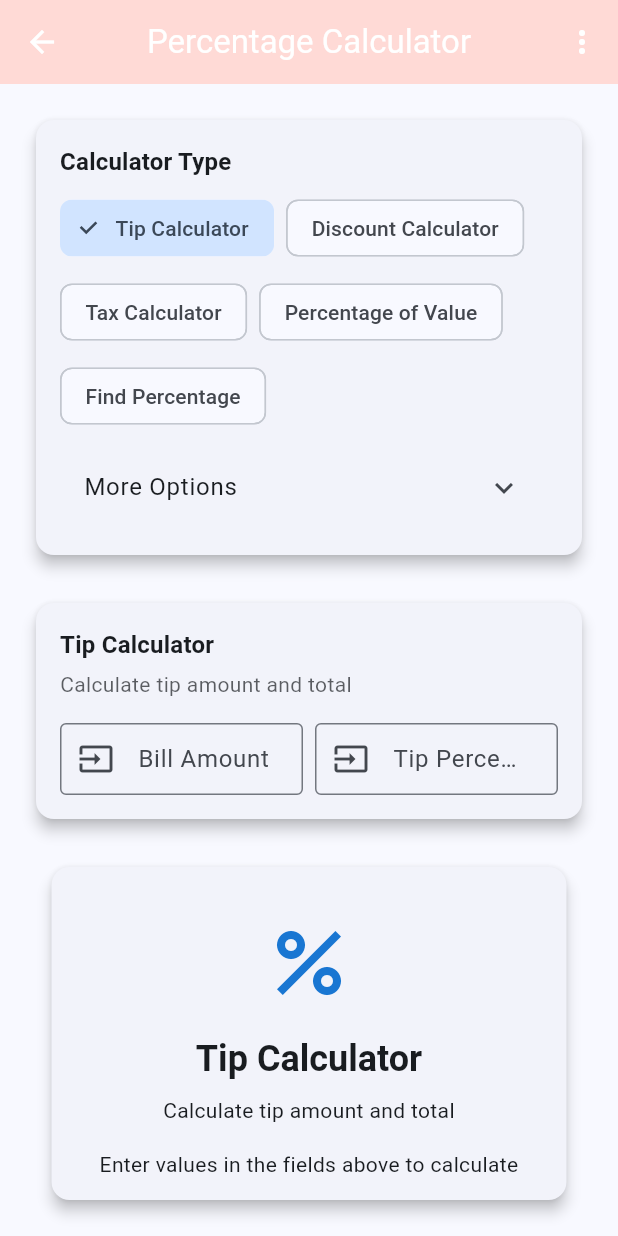
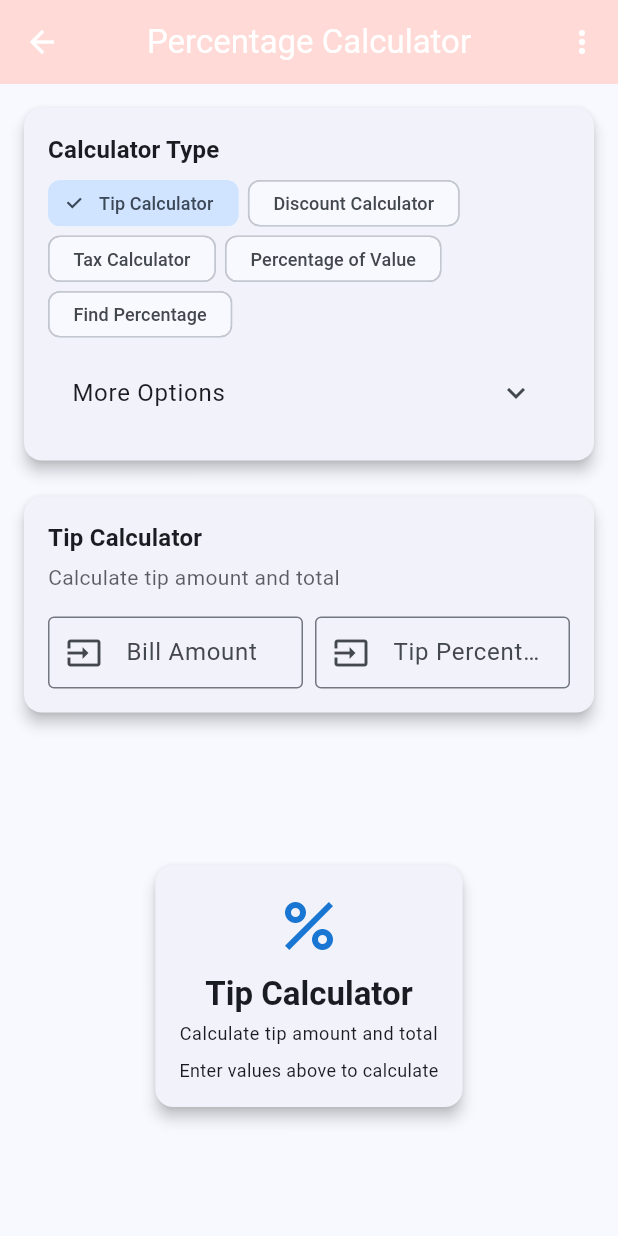
Before and after one commit to totowolf2/vibe-everyday-helper, a Flutter app: the _PercentageCalculatorView screen opened directly, after a tap on "Tip Calculator", on a phone screen of 412 x 824 dp. Run offline on Flutter 3.47's test engine with Material 3 defaults, Android fonts, the phone set to English and light mode, and no system bars; our stand-ins replace introduction_screen, math_expressions.

Commit message:
fix size

```diff
--- a/everyday_helper_app/lib/features/mathematics/presentation/pages/percentage_calculator_screen.dart
+++ b/everyday_helper_app/lib/features/mathematics/presentation/pages/percentage_calculator_screen.dart
@@ -2,6 +2,7 @@ import 'package:flutter/material.dart';
 import 'package:provider/provider.dart';
 import '../view_models/percentage_calculator_view_model.dart';
 import '../../../../shared/constants/app_constants.dart';
+import 'package:flutter/services.dart';
 
 class PercentageCalculatorScreen extends StatelessWidget {
   const PercentageCalculatorScreen({super.key});
@@ -31,10 +32,14 @@ class _PercentageCalculatorViewState extends State<_PercentageCalculatorView> {
   void initState() {
     super.initState();
     _value1Controller.addListener(() {
-      context.read<PercentageCalculatorViewModel>().updateValue1(_value1Controller.text);
+      context.read<PercentageCalculatorViewModel>().updateValue1(
+        _value1Controller.text,
+      );
     });
     _value2Controller.addListener(() {
-      context.read<PercentageCalculatorViewModel>().updateValue2(_value2Controller.text);
+      context.read<PercentageCalculatorViewModel>().updateValue2(
+        _value2Controller.text,
+      );
     });
   }
 
@@ -99,32 +104,45 @@ class _PercentageCalculatorViewState extends State<_PercentageCalculatorView> {
         ],
       ),
       body: SafeArea(
-        child: Padding(
-          padding: const EdgeInsets.all(AppConstants.defaultPadding),
+        child: Column(
+          children: [
+            // Fixed top section with type selector and input
+            Padding(
+              padding: const EdgeInsets.all(AppConstants.defaultMargin),
               child: Column(
                 children: [
                   // Calculator Type Selector
                   _buildTypeSelector(context),
-              const SizedBox(height: AppConstants.defaultPadding),
+                  const SizedBox(height: AppConstants.defaultMargin),
                   // Input Section
                   _buildInputSection(context),
-              const SizedBox(height: AppConstants.defaultPadding),
-              // Results Section
+                ],
+              ),
+            ),
+            // Flexible results section
             Expanded(
               child: Consumer<PercentageCalculatorViewModel>(
                 builder: (context, viewModel, child) {
                   if (viewModel.hasError) {
-                      return _buildErrorDisplay(context, viewModel.errorMessage!);
+                    return Padding(
+                      padding: const EdgeInsets.all(AppConstants.defaultMargin),
+                      child: _buildErrorDisplay(
+                        context,
+                        viewModel.errorMessage!,
+                      ),
+                    );
                   } else if (viewModel.result.isNotEmpty) {
                     return _buildResultsDisplay(context, viewModel);
                   } else {
-                      return _buildInstructionsDisplay(context, viewModel);
+                    return Padding(
+                      padding: const EdgeInsets.all(AppConstants.defaultMargin),
+                      child: _buildInstructionsDisplay(context, viewModel),
+                    );
                   }
                 },
               ),
             ),
           ],
-          ),
         ),
       ),
     );
@@ -149,12 +167,17 @@ class _PercentageCalculatorViewState extends State<_PercentageCalculatorView> {
             Consumer<PercentageCalculatorViewModel>(
               builder: (context, viewModel, child) {
                 return Wrap(
-                  spacing: 8,
-                  runSpacing: 8,
-                  children: PercentageCalculatorViewModel.commonTypes.map((type) {
+                  spacing: 6,
+                  runSpacing: 6,
+                  children: PercentageCalculatorViewModel.commonTypes.map((
+                    type,
+                  ) {
                     final isSelected = viewModel.currentType == type;
                     return FilterChip(
-                      label: Text(viewModel.getTypeTitle(type)),
+                      label: Text(
+                        viewModel.getTypeTitle(type),
+                        style: const TextStyle(fontSize: 12),
+                      ),
                       selected: isSelected,
                       onSelected: (selected) {
                         if (selected) {
@@ -163,8 +186,12 @@ class _PercentageCalculatorViewState extends State<_PercentageCalculatorView> {
                           _value2Controller.clear();
                         }
                       },
-                      backgroundColor: isSelected ? theme.colorScheme.primaryContainer : null,
+                      backgroundColor: isSelected
+                          ? theme.colorScheme.primaryContainer
+                          : null,
                       selectedColor: theme.colorScheme.primaryContainer,
+                      materialTapTargetSize: MaterialTapTargetSize.shrinkWrap,
+                      visualDensity: VisualDensity.compact,
                     );
                   }).toList(),
                 );
@@ -177,14 +204,20 @@ class _PercentageCalculatorViewState extends State<_PercentageCalculatorView> {
                   title: const Text('More Options'),
                   children: [
                     Wrap(
-                      spacing: 8,
-                      runSpacing: 8,
+                      spacing: 6,
+                      runSpacing: 6,
                       children: PercentageCalculatorViewModel.allTypes
-                          .where((type) => !PercentageCalculatorViewModel.commonTypes.contains(type))
+                          .where(
+                            (type) => !PercentageCalculatorViewModel.commonTypes
+                                .contains(type),
+                          )
                           .map((type) {
                             final isSelected = viewModel.currentType == type;
                             return FilterChip(
-                          label: Text(viewModel.getTypeTitle(type)),
+                              label: Text(
+                                viewModel.getTypeTitle(type),
+                                style: const TextStyle(fontSize: 12),
+                              ),
                               selected: isSelected,
                               onSelected: (selected) {
                                 if (selected) {
@@ -193,10 +226,15 @@ class _PercentageCalculatorViewState extends State<_PercentageCalculatorView> {
                                   _value2Controller.clear();
                                 }
                               },
-                          backgroundColor: isSelected ? theme.colorScheme.primaryContainer : null,
+                              backgroundColor: isSelected
+                                  ? theme.colorScheme.primaryContainer
+                                  : null,
                               selectedColor: theme.colorScheme.primaryContainer,
+                              materialTapTargetSize: MaterialTapTargetSize.shrinkWrap,
+                              visualDensity: VisualDensity.compact,
                             );
-                      }).toList(),
+                          })
+                          .toList(),
                     ),
                   ],
                 );
@@ -227,7 +265,9 @@ class _PercentageCalculatorViewState extends State<_PercentageCalculatorView> {
                 Text(
                   viewModel.getTypeDescription(viewModel.currentType),
                   style: Theme.of(context).textTheme.bodyMedium?.copyWith(
-                    color: Theme.of(context).colorScheme.onSurface.withValues(alpha: 0.7),
+                    color: Theme.of(
+                      context,
+                    ).colorScheme.onSurface.withValues(alpha: 0.7),
                   ),
                 ),
                 const SizedBox(height: AppConstants.defaultPadding),
@@ -237,11 +277,20 @@ class _PercentageCalculatorViewState extends State<_PercentageCalculatorView> {
                       child: TextField(
                         controller: _value1Controller,
                         decoration: InputDecoration(
-                          labelText: viewModel.getValue1Label(viewModel.currentType),
+                          labelText: viewModel.getValue1Label(
+                            viewModel.currentType,
+                          ),
                           border: const OutlineInputBorder(),
                           prefixIcon: const Icon(Icons.input),
                         ),
-                        keyboardType: const TextInputType.numberWithOptions(decimal: true),
+                        keyboardType: const TextInputType.numberWithOptions(
+                          decimal: true,
+                        ),
+                        inputFormatters: <TextInputFormatter>[
+                          FilteringTextInputFormatter.allow(
+                            RegExp(r'^\d*\.?\d{0,}$'),
+                          ),
+                        ],
                       ),
                     ),
                     const SizedBox(width: AppConstants.defaultMargin),
@@ -249,11 +298,20 @@ class _PercentageCalculatorViewState extends State<_PercentageCalculatorView> {
                       child: TextField(
                         controller: _value2Controller,
                         decoration: InputDecoration(
-                          labelText: viewModel.getValue2Label(viewModel.currentType),
+                          labelText: viewModel.getValue2Label(
+                            viewModel.currentType,
+                          ),
                           border: const OutlineInputBorder(),
                           prefixIcon: const Icon(Icons.input),
                         ),
-                        keyboardType: const TextInputType.numberWithOptions(decimal: true),
+                        keyboardType: const TextInputType.numberWithOptions(
+                          decimal: true,
+                        ),
+                        inputFormatters: <TextInputFormatter>[
+                          FilteringTextInputFormatter.allow(
+                            RegExp(r'^\d*\.?\d{0,}$'),
+                          ),
+                        ],
                       ),
                     ),
                   ],
@@ -266,37 +324,47 @@ class _PercentageCalculatorViewState extends State<_PercentageCalculatorView> {
     );
   }
 
-  Widget _buildResultsDisplay(BuildContext context, PercentageCalculatorViewModel viewModel) {
+  Widget _buildResultsDisplay(
+    BuildContext context,
+    PercentageCalculatorViewModel viewModel,
+  ) {
     return SingleChildScrollView(
+      padding: const EdgeInsets.all(AppConstants.defaultMargin),
       child: Column(
         children: [
           _buildMainResultCard(context, viewModel),
-          const SizedBox(height: AppConstants.defaultPadding),
+          const SizedBox(height: AppConstants.defaultMargin),
           _buildDetailedResults(context, viewModel),
           if (viewModel.calculations.isNotEmpty) ...[
-            const SizedBox(height: AppConstants.defaultPadding),
+            const SizedBox(height: AppConstants.defaultMargin),
             _buildHistoryCard(context, viewModel),
           ],
+          // Add bottom padding for better scrolling
+          const SizedBox(height: AppConstants.defaultMargin),
         ],
       ),
     );
   }
 
-  Widget _buildMainResultCard(BuildContext context, PercentageCalculatorViewModel viewModel) {
+  Widget _buildMainResultCard(
+    BuildContext context,
+    PercentageCalculatorViewModel viewModel,
+  ) {
     final theme = Theme.of(context);
 
     return Card(
       color: theme.colorScheme.primaryContainer,
       child: Padding(
-        padding: const EdgeInsets.all(AppConstants.defaultPadding),
+        padding: const EdgeInsets.all(AppConstants.defaultMargin),
         child: Column(
+          mainAxisSize: MainAxisSize.min,
           children: [
             Icon(
               Icons.percent,
-              size: 48,
+              size: 32,
               color: theme.colorScheme.onPrimaryContainer,
             ),
-            const SizedBox(height: AppConstants.defaultMargin),
+            const SizedBox(height: AppConstants.defaultMargin / 2),
             Text(
               'Result',
               style: theme.textTheme.titleMedium?.copyWith(
@@ -307,11 +375,12 @@ class _PercentageCalculatorViewState extends State<_PercentageCalculatorView> {
             const SizedBox(height: AppConstants.defaultMargin / 2),
             Text(
               viewModel.result,
-              style: theme.textTheme.headlineMedium?.copyWith(
+              style: theme.textTheme.titleLarge?.copyWith(
                 color: theme.colorScheme.onPrimaryContainer,
                 fontWeight: FontWeight.bold,
                 fontFamily: 'monospace',
               ),
+              textAlign: TextAlign.center,
             ),
           ],
         ),
@@ -319,7 +388,10 @@ class _PercentageCalculatorViewState extends State<_PercentageCalculatorView> {
     );
   }
 
-  Widget _buildDetailedResults(BuildContext context, PercentageCalculatorViewModel viewModel) {
+  Widget _buildDetailedResults(
+    BuildContext context,
+    PercentageCalculatorViewModel viewModel,
+  ) {
     final theme = Theme.of(context);
     final details = viewModel.getDetailedResults();
 
@@ -344,10 +416,7 @@ class _PercentageCalculatorViewState extends State<_PercentageCalculatorView> {
                 child: Row(
                   mainAxisAlignment: MainAxisAlignment.spaceBetween,
                   children: [
-                    Text(
-                      entry.key,
-                      style: theme.textTheme.bodyMedium,
-                    ),
+                    Text(entry.key, style: theme.textTheme.bodyMedium),
                     Text(
                       entry.value,
                       style: theme.textTheme.bodyMedium?.copyWith(
@@ -365,7 +434,10 @@ class _PercentageCalculatorViewState extends State<_PercentageCalculatorView> {
     );
   }
 
-  Widget _buildHistoryCard(BuildContext context, PercentageCalculatorViewModel viewModel) {
+  Widget _buildHistoryCard(
+    BuildContext context,
+    PercentageCalculatorViewModel viewModel,
+  ) {
     final theme = Theme.of(context);
 
     return Card(
@@ -400,7 +472,9 @@ class _PercentageCalculatorViewState extends State<_PercentageCalculatorView> {
                     Text(
                       calc.description,
                       style: theme.textTheme.bodySmall?.copyWith(
-                        color: theme.colorScheme.onSurface.withValues(alpha: 0.8),
+                        color: theme.colorScheme.onSurface.withValues(
+                          alpha: 0.8,
+                        ),
                       ),
                     ),
                     Text(
@@ -464,39 +538,40 @@ class _PercentageCalculatorViewState extends State<_PercentageCalculatorView> {
     );
   }
 
-  Widget _buildInstructionsDisplay(BuildContext context, PercentageCalculatorViewModel viewModel) {
+  Widget _buildInstructionsDisplay(
+    BuildContext context,
+    PercentageCalculatorViewModel viewModel,
+  ) {
     final theme = Theme.of(context);
 
     return Center(
       child: Card(
         child: Padding(
-          padding: const EdgeInsets.all(AppConstants.defaultPadding * 2),
+          padding: const EdgeInsets.all(AppConstants.defaultPadding),
           child: Column(
             mainAxisSize: MainAxisSize.min,
             children: [
-              Icon(
-                Icons.percent,
-                color: theme.primaryColor,
-                size: 64,
-              ),
-              const SizedBox(height: AppConstants.defaultPadding),
+              Icon(Icons.percent, color: theme.primaryColor, size: 48),
+              const SizedBox(height: AppConstants.defaultMargin),
               Text(
                 viewModel.getTypeTitle(viewModel.currentType),
-                style: theme.textTheme.headlineSmall?.copyWith(
+                style: theme.textTheme.titleLarge?.copyWith(
                   fontWeight: FontWeight.bold,
                 ),
                 textAlign: TextAlign.center,
               ),
-              const SizedBox(height: AppConstants.defaultMargin),
+              const SizedBox(height: AppConstants.defaultMargin / 2),
               Text(
                 viewModel.getTypeDescription(viewModel.currentType),
-                style: theme.textTheme.bodyMedium,
+                style: theme.textTheme.bodySmall,
                 textAlign: TextAlign.center,
+                maxLines: 2,
+                overflow: TextOverflow.ellipsis,
               ),
-              const SizedBox(height: AppConstants.defaultPadding),
+              const SizedBox(height: AppConstants.defaultMargin),
               const Text(
-                'Enter values in the fields above to calculate',
-                style: TextStyle(fontSize: 14),
+                'Enter values above to calculate',
+                style: TextStyle(fontSize: 12),
                 textAlign: TextAlign.center,
               ),
             ],
--- a/everyday_helper_app/pubspec.yaml
+++ b/everyday_helper_app/pubspec.yaml
@@ -57,6 +57,7 @@ dev_dependencies:
   # rules and activating additional ones.
   flutter_lints: ^5.0.0
   flutter_launcher_icons: ^0.13.1
+  launcher_name: ^1.0.2
 
 # For information on the generic Dart part of this file, see the
 # following page: https://dart.dev/tools/pub/pubspec
@@ -107,3 +108,6 @@ flutter_launcher_icons:
   ios: true
   image_path: "assets/images/logoBG.png"
   min_sdk_android: 21
+
+launcher_name:
+  default: "HelpMe"
```
Also changed, not shown: everyday_helper_app/lib/features/mathematics/presentation/pages/unit_converter_screen.dart (+152 -73 lines), everyday_helper_app/pubspec.lock, 4 other files. Lines whose indentation alone changed are shown as unchanged.
